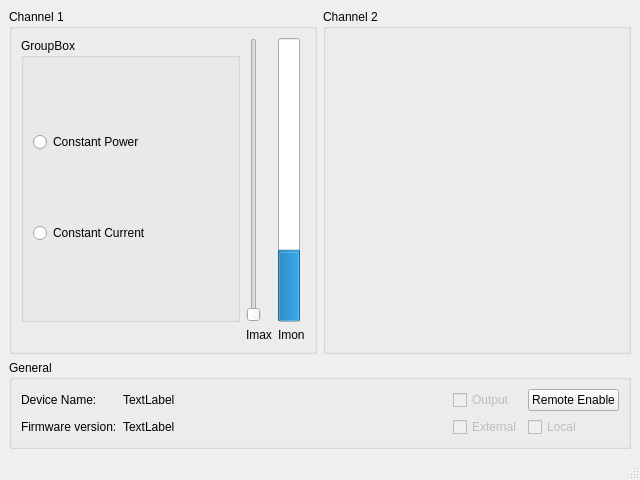
wonkoderverstaendige/PyFL593B, file src/ui/MainWindowUi.ui: the form before one commit.
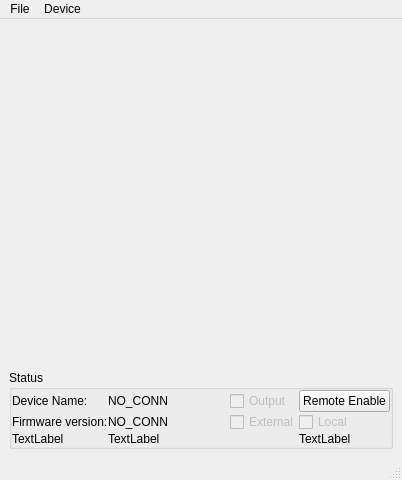
The form after the commit.

Commit message: First working prototype w/ Qt GUI

The edit to the form file:
```diff
--- a/src/ui/MainWindowUi.ui
+++ b/src/ui/MainWindowUi.ui
@@ -6,7 +6,7 @@
    <rect>
     <x>0</x>
     <y>0</y>
-    <width>640</width>
+    <width>402</width>
     <height>480</height>
    </rect>
   </property>
@@ -15,100 +15,40 @@
   </property>
   <widget class="QWidget" name="centralwidget">
    <layout class="QGridLayout" name="gridLayout">
-    <item row="0" column="1">
-     <widget class="QGroupBox" name="groupBox_2">
-      <property name="title">
-       <string>Channel 2</string>
-      </property>
-      <layout class="QHBoxLayout" name="horizontalLayout_2">
-       <item>
-        <layout class="QGridLayout" name="gridLayout_3"/>
-       </item>
-      </layout>
-     </widget>
-    </item>
-    <item row="0" column="0">
-     <widget class="QGroupBox" name="groupBox">
-      <property name="title">
-       <string>Channel 1</string>
-      </property>
-      <layout class="QHBoxLayout" name="horizontalLayout">
-       <item>
-        <layout class="QGridLayout" name="gridLayout_2">
-         <item row="1" column="1">
-          <widget class="QLabel" name="label_3">
-           <property name="text">
-            <string>Imax</string>
-           </property>
-          </widget>
-         </item>
-         <item row="0" column="2">
-          <widget class="QProgressBar" name="pb_imon1">
-           <property name="value">
-            <number>24</number>
-           </property>
-           <property name="textVisible">
-            <bool>false</bool>
-           </property>
-           <property name="orientation">
-            <enum>Qt::Vertical</enum>
-           </property>
-          </widget>
-         </item>
-         <item row="1" column="2">
-          <widget class="QLabel" name="label_4">
-           <property name="text">
-            <string>Imon</string>
-           </property>
-          </widget>
-         </item>
-         <item row="0" column="1">
-          <widget class="QSlider" name="slider_Imax1">
-           <property name="orientation">
-            <enum>Qt::Vertical</enum>
-           </property>
-          </widget>
-         </item>
-         <item row="0" column="0">
-          <layout class="QVBoxLayout" name="verticalLayout">
-           <item>
-            <widget class="QGroupBox" name="groupBox_4">
-             <property name="title">
-              <string>GroupBox</string>
-             </property>
-             <layout class="QGridLayout" name="gridLayout_5">
-              <item row="0" column="0">
-               <widget class="QRadioButton" name="radio_CP">
-                <property name="text">
-                 <string>Constant Power</string>
-                </property>
-               </widget>
-              </item>
-              <item row="1" column="0">
-               <widget class="QRadioButton" name="radio_CC">
-                <property name="text">
-                 <string>Constant Current</string>
-                </property>
-               </widget>
-              </item>
-             </layout>
-            </widget>
-           </item>
-          </layout>
-         </item>
-        </layout>
-       </item>
-      </layout>
-     </widget>
+    <item row="0" column="0" colspan="2">
+     <layout class="QHBoxLayout" name="layout_channels">
+      <item>
+       <spacer name="verticalSpacer">
+        <property name="orientation">
+         <enum>Qt::Vertical</enum>
+        </property>
+        <property name="sizeHint" stdset="0">
+         <size>
+          <width>20</width>
+          <height>40</height>
+         </size>
+        </property>
+       </spacer>
+      </item>
+     </layout>
     </item>
     <item row="1" column="0" colspan="2">
      <widget class="QGroupBox" name="groupBox_3">
       <property name="title">
-       <string>General</string>
+       <string>Status</string>
       </property>
       <layout class="QHBoxLayout" name="horizontalLayout_3">
+       <property name="spacing">
+        <number>0</number>
+       </property>
+       <property name="margin">
+        <number>0</number>
+       </property>
        <item>
         <layout class="QGridLayout" name="gridLayout_4">
+         <property name="verticalSpacing">
+          <number>0</number>
+         </property>
          <item row="0" column="4">
           <widget class="QPushButton" name="push_REN">
            <property name="text">
@@ -129,14 +69,14 @@
          <item row="1" column="1">
           <widget class="QLabel" name="lbl_fw_ver">
            <property name="text">
-            <string>TextLabel</string>
+            <string>NO_CONN</string>
            </property>
           </widget>
          </item>
          <item row="0" column="1">
           <widget class="QLabel" name="lbl_dev_name">
            <property name="text">
-            <string>TextLabel</string>
+            <string>NO_CONN</string>
            </property>
           </widget>
          </item>
@@ -196,6 +136,27 @@
            </property>
           </widget>
          </item>
+         <item row="2" column="4">
+          <widget class="QLabel" name="lbl_fps">
+           <property name="text">
+            <string>TextLabel</string>
+           </property>
+          </widget>
+         </item>
+         <item row="2" column="0">
+          <widget class="QLabel" name="lbl_debug">
+           <property name="text">
+            <string>TextLabel</string>
+           </property>
+          </widget>
+         </item>
+         <item row="2" column="1">
+          <widget class="QLabel" name="lbl_debug2">
+           <property name="text">
+            <string>TextLabel</string>
+           </property>
+          </widget>
+         </item>
         </layout>
        </item>
       </layout>
@@ -208,10 +169,24 @@
     <rect>
      <x>0</x>
      <y>0</y>
-     <width>640</width>
+     <width>402</width>
      <height>23</height>
     </rect>
    </property>
+   <widget class="QMenu" name="menuFile">
+    <property name="title">
+     <string>File</string>
+    </property>
+    <addaction name="actionQuit"/>
+   </widget>
+   <widget class="QMenu" name="menuDevice">
+    <property name="title">
+     <string>Device</string>
+    </property>
+    <addaction name="actionReset"/>
+   </widget>
+   <addaction name="menuFile"/>
+   <addaction name="menuDevice"/>
   </widget>
   <widget class="QStatusBar" name="statusbar"/>
  </widget>
```
Left out of the diff: 13 changed lines with no effect on the pictures. The commit also changes 7 other files.
